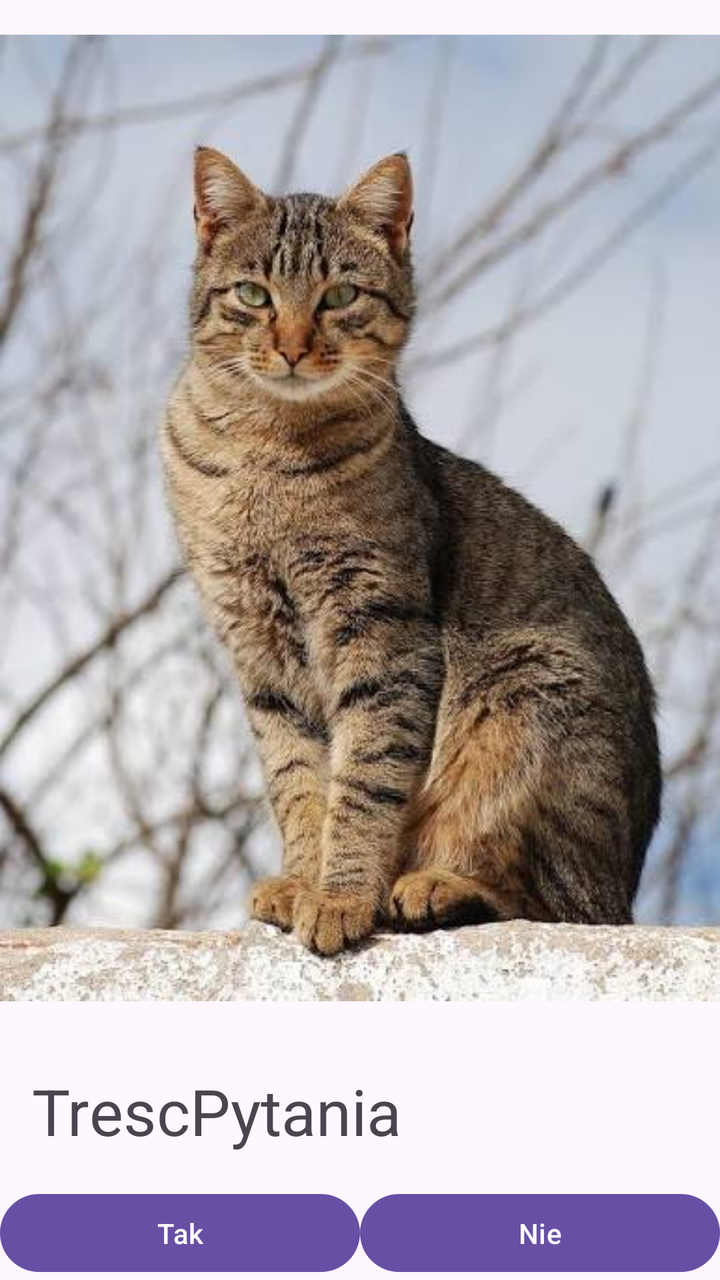
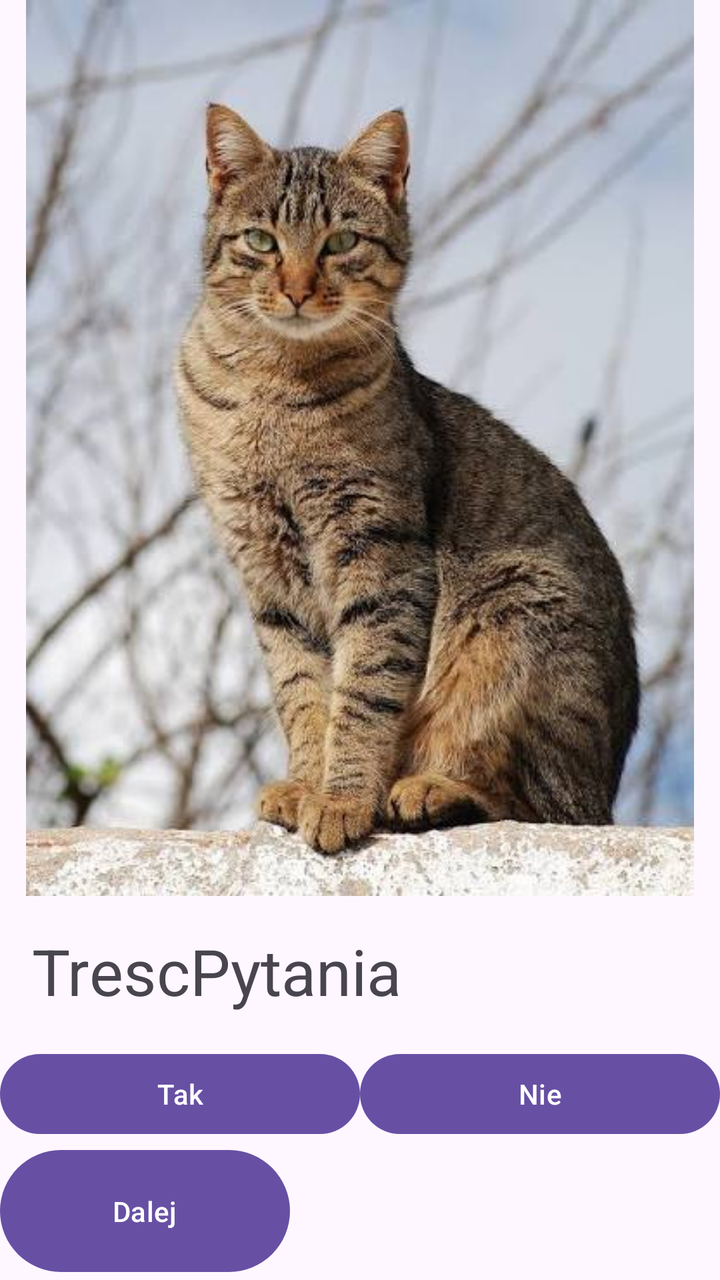

The first picture is an Android layout as it rendered before a commit; the second is the same layout after the commit. The layout source and the unified diff follow.
<!-- AndroidManifest.xml: application theme Theme.Quiz -->
<!-- res/layout/activity_main.xml -->
<?xml version="1.0" encoding="utf-8"?>
<LinearLayout xmlns:android="http://schemas.android.com/apk/res/android"
    xmlns:app="http://schemas.android.com/apk/res-auto"
    xmlns:tools="http://schemas.android.com/tools"
    android:id="@+id/main"
    android:layout_width="match_parent"
    android:layout_height="match_parent"
    android:orientation="vertical"
    tools:context=".MainActivity" >

    <ImageView
        android:id="@+id/imageView"
        android:layout_width="match_parent"
        android:layout_height="wrap_content"
        app:srcCompat="@drawable/kot" />

    <TextView
        android:id="@+id/textView2"
        android:layout_width="match_parent"
        android:layout_height="wrap_content"
        android:text="TrescPytania"
        android:textSize="32sp"
        android:padding="16dp"

        />

    <LinearLayout
        android:layout_width="match_parent"
        android:layout_height="wrap_content"
        android:orientation="horizontal">

        <Button
            android:id="@+id/button"
            android:layout_width="wrap_content"
            android:layout_height="wrap_content"
            android:layout_weight="1"
            android:text="Tak"

            />

        <Button
            android:id="@+id/button4"
            android:layout_width="wrap_content"
            android:layout_height="wrap_content"
            android:layout_weight="1"
            android:text="Nie" />

    </LinearLayout>

    <Button
        android:id="@+id/button12"
        android:layout_width="145dp"
        android:layout_height="69dp"
        android:text="Dalej" />

</LinearLayout>
<!-- resources referenced by this layout -->
<resources>
  <!-- drawable kot: jpg bitmap (drawable, 36372 bytes) -->
  <style name="Theme.Quiz" parent="Base.Theme.Quiz" />
  <style name="Base.Theme.Quiz" parent="Theme.Material3.DayNight.NoActionBar">
          
          
      </style>
</resources>

<!-- the commit's change to res/layout/activity_main.xml (unified diff, before → after) -->
@@ -12,7 +12,8 @@
         android:id="@+id/imageView"
         android:layout_width="match_parent"
         android:layout_height="wrap_content"
-        app:srcCompat="@drawable/kot" />
+        app:srcCompat="@drawable/kot"
+        android:layout_weight="1"/>
 
     <TextView
         android:id="@+id/textView2"
